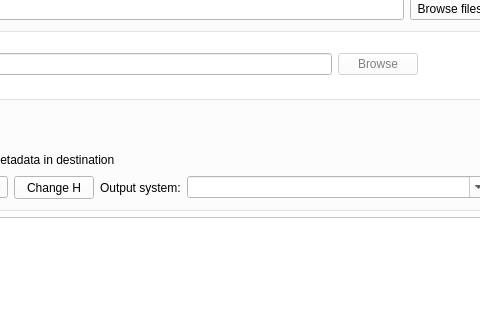
Above: UI/Trui.ui from MartinHvidberg/kmstrans_fra_SDFE_SEQ200131 before the change; both pictures show x 405 to 885 and y 301 to 621 of the 1013 by 721 pixel window. Below: the same form after it.
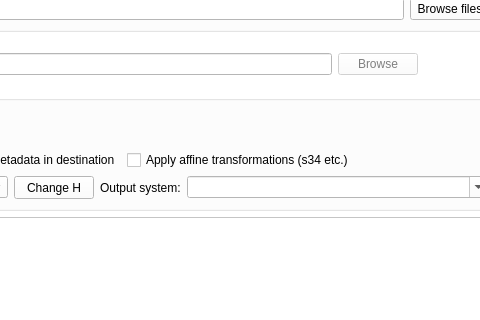
That is the form after the change.

Commit message: on the way to implementing affine transformations...

Diff of the .ui file:
```diff
--- a/UI/Trui.ui
+++ b/UI/Trui.ui
@@ -1851,6 +1851,13 @@
                </property>
               </widget>
              </item>
+             <item>
+              <widget class="QCheckBox" name="chb_apply_affine">
+               <property name="text">
+                <string>Apply affine transformations (s34 etc.)</string>
+               </property>
+              </widget>
+             </item>
              <item>
               <spacer name="horizontalSpacer_10">
                <property name="orientation">
```
The commit also changes 14 other files.
